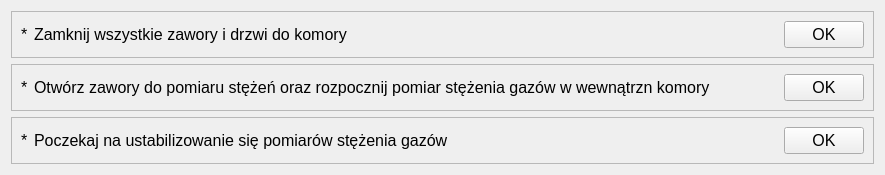
Old version of the form app/nowytest_5.ui in the repository wiacekmarcin/StanowiskoChemiczne.
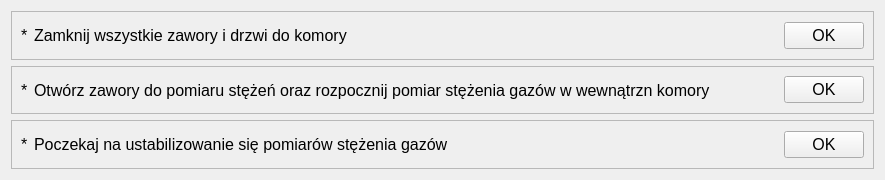
New version of the form. Custom widgets are drawn as their Qt base class.

```diff
--- a/app/nowytest_5.ui
+++ b/app/nowytest_5.ui
@@ -7,7 +7,7 @@
     <x>0</x>
     <y>0</y>
     <width>885</width>
-    <height>128</height>
+    <height>180</height>
    </rect>
   </property>
   <property name="font">
@@ -19,10 +19,10 @@
    <string>WizardPage</string>
   </property>
   <property name="title" stdset="0">
-   <string>Rozpoczęcie pomiarów</string>
+   <string>Pomiar stężeń przed zaplonem</string>
   </property>
   <property name="subTitle" stdset="0">
-   <string>Stanowisko jest gotowe do rozpoczęcia pomiarów.</string>
+   <string/>
   </property>
   <layout class="QVBoxLayout" name="verticalLayout">
    <item>
```
